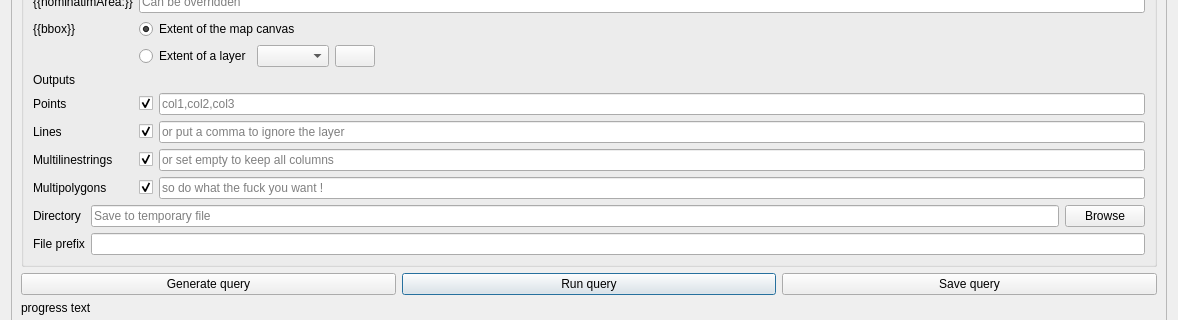
Old version of the form ui/query.ui in the repository 3liz/QuickOSM; both pictures show x 0 to 1178 and y 286 to 606 of the 1178 by 871 pixel window.
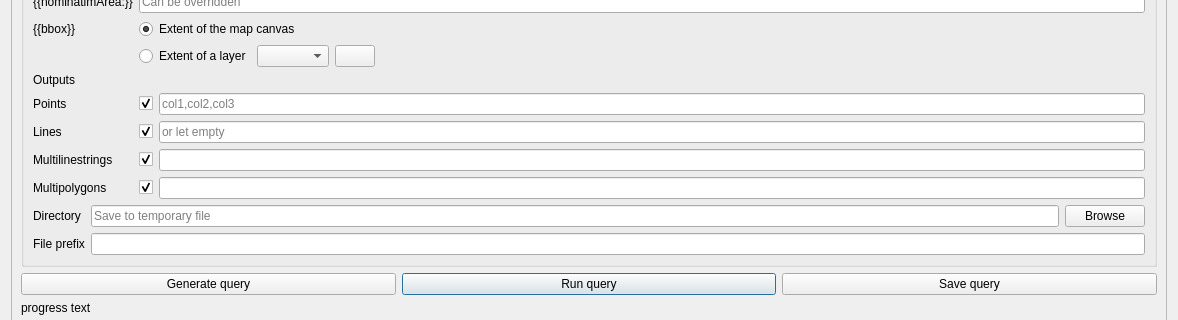
New version of the form. Icons and pictures are not drawn. Custom widgets are drawn as their Qt base class.

```diff
--- a/ui/query.ui
+++ b/ui/query.ui
@@ -175,7 +175,7 @@
               <item>
                <widget class="QLineEdit" name="lineEdit_csv_lines">
                 <property name="placeholderText">
-                 <string>or put a comma to ignore the layer</string>
+                 <string>or let empty</string>
                 </property>
                </widget>
               </item>
@@ -203,7 +203,7 @@
               <item>
                <widget class="QLineEdit" name="lineEdit_csv_multilinestrings">
                 <property name="placeholderText">
-                 <string>or set empty to keep all columns</string>
+                 <string/>
                 </property>
                </widget>
               </item>
@@ -231,7 +231,7 @@
               <item>
                <widget class="QLineEdit" name="lineEdit_csv_multipolygons">
                 <property name="placeholderText">
-                 <string>so do what the fuck you want !</string>
+                 <string/>
                 </property>
                </widget>
               </item>
```
